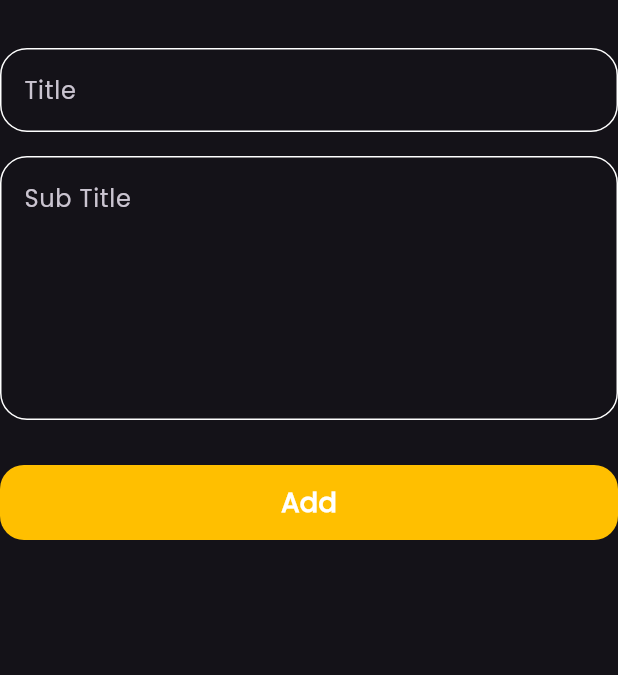
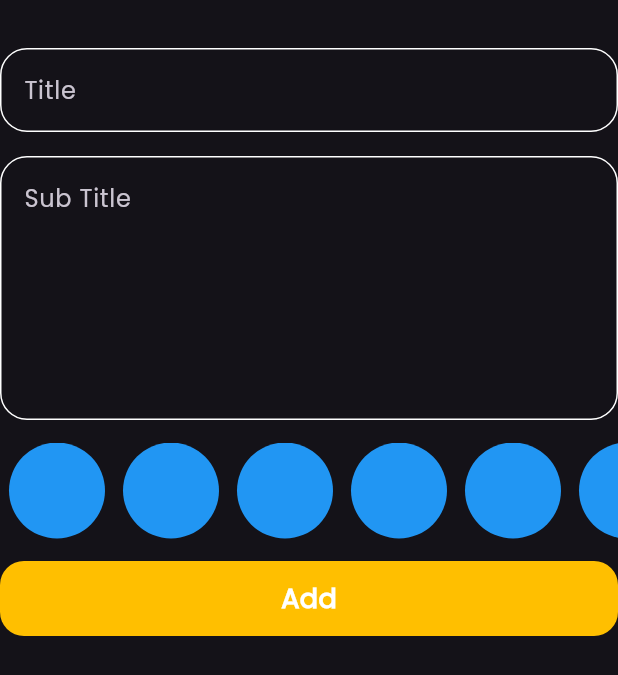
Before and after one commit to Megoadro/Note_App, a Flutter app: the AddNoteForm widget shown alone on an empty page, opened directly, on a phone screen of 412 x 824 dp. Shown: the top 675 px of the screen. Run offline on Flutter 3.47's test engine with Material 3 defaults, Android fonts, the light colour scheme and no system bars; our stand-ins replace bloc, flutter_bloc, font_awesome_flutter, hive, hive_flutter; accounts and stored records are empty.

Commit message:
create colors listview part 1

```diff
--- a/lib/widgets/add_note_form.dart
+++ b/lib/widgets/add_note_form.dart
@@ -3,6 +3,7 @@
 import 'package:intl/intl.dart';
 import 'package:note_app/cubits/add_note_cubit/cubit/add_note_cubit.dart';
 import 'package:note_app/models/note_model.dart';
+import 'package:note_app/widgets/colors_list_view.dart';
 import 'package:note_app/widgets/custom_button.dart';
 import 'package:note_app/widgets/custom_text_field.dart';
 
@@ -43,7 +44,11 @@
             maxLine: 6,
           ),
           const SizedBox(
-            height: 30,
+            height: 15,
+          ),
+          const ColorsListView(),
+          const SizedBox(
+            height: 15,
           ),
           BlocBuilder<AddNoteCubit, AddNoteState>(
             builder: (context, state) {
--- /dev/null
+++ b/lib/widgets/colors_list_view.dart
@@ -0,0 +1,35 @@
+import 'package:flutter/material.dart';
+
+class ColorItem extends StatelessWidget {
+  const ColorItem({super.key});
+
+  @override
+  Widget build(BuildContext context) {
+    return const Padding(
+      padding:  EdgeInsets.symmetric(horizontal: 6),
+      child:  CircleAvatar(
+        backgroundColor: Colors.blue,
+        radius: 32,
+      ),
+    );
+  }
+}
+
+
+class ColorsListView extends StatelessWidget {
+  const ColorsListView({super.key});
+
+  @override
+  Widget build(BuildContext context) {
+    return  SizedBox(
+      height: 32*2,
+      child: ListView.builder(
+         itemCount: 10,
+         scrollDirection: Axis.horizontal,
+        itemBuilder: (context,index){
+          return const ColorItem();
+        },
+      ),
+    );
+  }
+}
```
